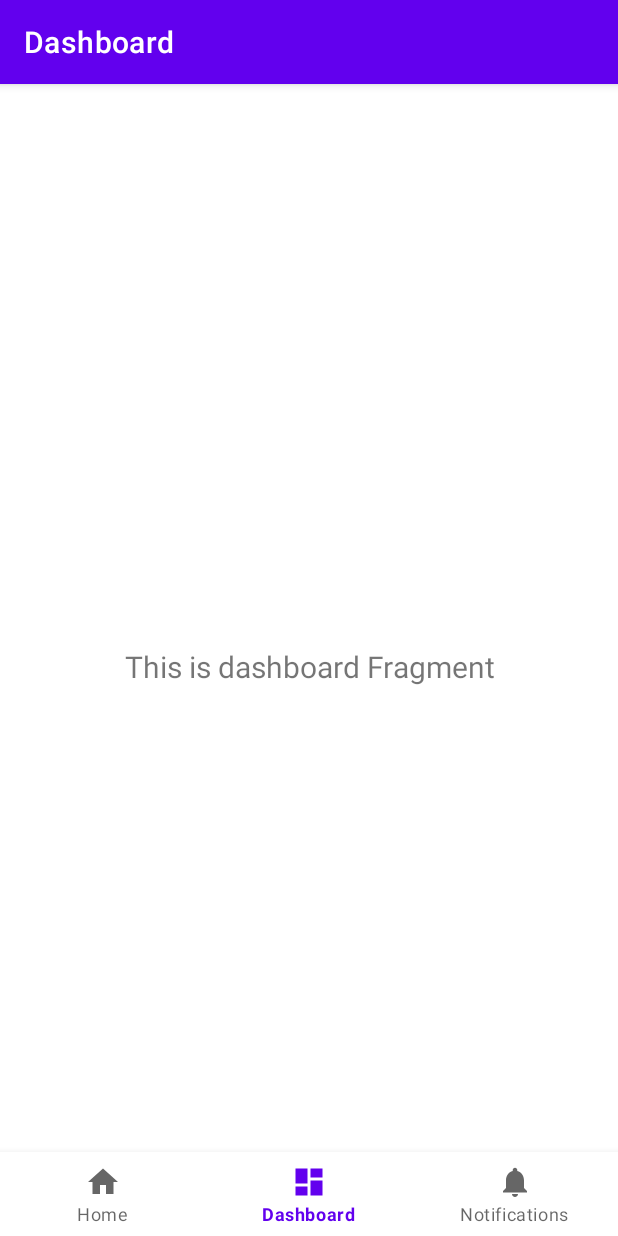
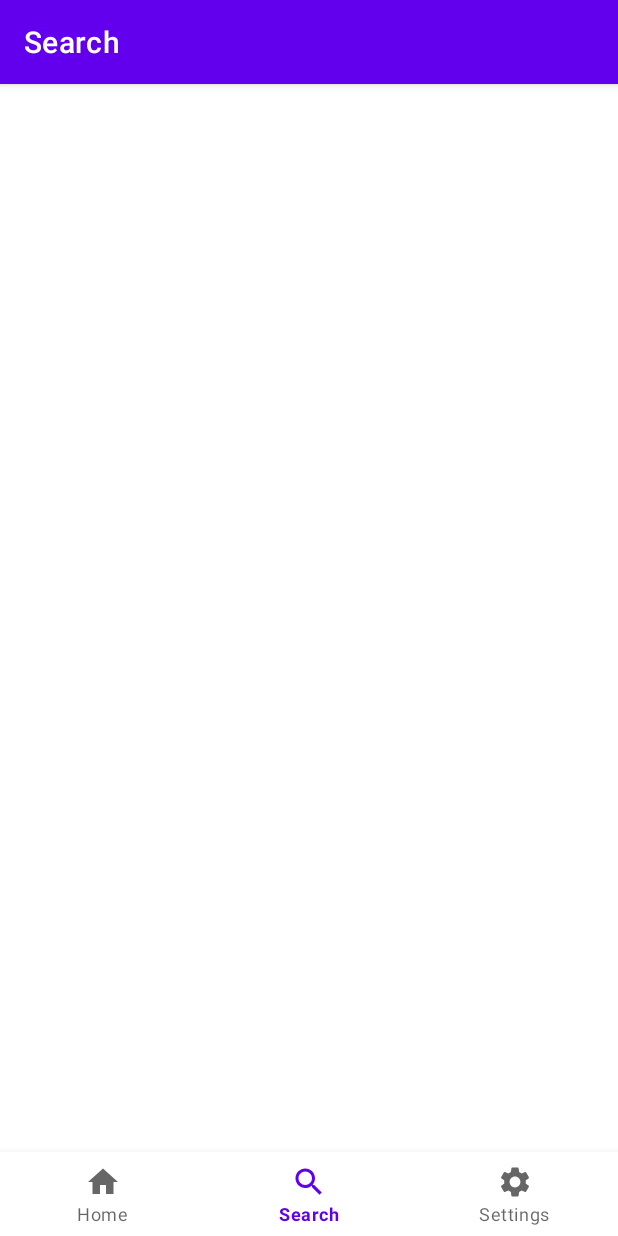
Before and after one commit to sherifsharweed/PopFlake, an Android app: the screen it shows after launch (MainActivity), item 2 of the bottom bar chosen, on a phone screen of 412 x 824 dp. Run offline under Robolectric (Android 15) with nearby library versions, the phone set to English and light mode, and no system bars; our stand-ins replace Dagger/Hilt's generated code, navigation-ui; pictures from the network do not load.

```diff
--- a/app/src/main/java/com/shekoo/popflake/di/NetworkModule.kt
+++ b/app/src/main/java/com/shekoo/popflake/di/NetworkModule.kt
@@ -16,14 +16,14 @@ object NetworkModule {
 
     @Provides
     @Singleton
-    fun getInstance(): Retrofit {
+    fun provideRetrofit(): Retrofit {
         return Retrofit.Builder().baseUrl(Constants.BASE_URL)
             .addConverterFactory(GsonConverterFactory.create())
             .build()
     }
 
     @Provides
-    fun getApiService(retrofit: Retrofit): ApiServices {
+    fun provideApiService(retrofit: Retrofit): ApiServices {
         return retrofit.create(ApiServices::class.java)
     }
 }
--- a/app/src/main/java/com/shekoo/popflake/model/data/RemoteDataSource.kt
+++ b/app/src/main/java/com/shekoo/popflake/model/data/RemoteDataSource.kt
@@ -4,8 +4,7 @@ import com.shekoo.popflake.model.api.ApiServices
 import com.shekoo.popflake.model.entities.TopMovies
 import javax.inject.Inject
 
-class RemoteDataSource @Inject constructor(
-    private val apiServices: ApiServices) {
+class RemoteDataSource @Inject constructor(private val apiServices: ApiServices) {
 
     suspend fun getTopMovies(): TopMovies? {
         val res = apiServices.getTopMovies()
--- a/app/src/main/java/com/shekoo/popflake/ui/dashboard/DashboardFragment.kt
+++ /dev/null
@@ -1,42 +0,0 @@
-package com.shekoo.popflake.ui.dashboard
-
-import android.os.Bundle
-import android.view.LayoutInflater
-import android.view.View
-import android.view.ViewGroup
-import android.widget.TextView
-import androidx.fragment.app.Fragment
-import androidx.lifecycle.ViewModelProvider
-import com.shekoo.popflake.databinding.FragmentDashboardBinding
-
-class DashboardFragment : Fragment() {
-
-    private var _binding: FragmentDashboardBinding? = null
-
-    // This property is only valid between onCreateView and
-    // onDestroyView.
-    private val binding get() = _binding!!
-
-    override fun onCreateView(
-        inflater: LayoutInflater,
-        container: ViewGroup?,
-        savedInstanceState: Bundle?
-    ): View {
-        val dashboardViewModel =
-            ViewModelProvider(this).get(DashboardViewModel::class.java)
-
-        _binding = FragmentDashboardBinding.inflate(inflater, container, false)
-        val root: View = binding.root
-
-        val textView: TextView = binding.textDashboard
-        dashboardViewModel.text.observe(viewLifecycleOwner) {
-            textView.text = it
-        }
-        return root
-    }
-
-    override fun onDestroyView() {
-        super.onDestroyView()
-        _binding = null
-    }
-}
--- a/app/src/main/java/com/shekoo/popflake/ui/home/HomeFragment.kt
+++ b/app/src/main/java/com/shekoo/popflake/ui/home/HomeFragment.kt
@@ -1,12 +1,9 @@
 package com.shekoo.popflake.ui.home
 
-import android.app.Application
 import android.os.Bundle
-import android.util.Log
 import android.view.LayoutInflater
 import android.view.View
 import android.view.ViewGroup
-import android.widget.LinearLayout
 import android.widget.TextView
 import android.widget.Toast
 import androidx.fragment.app.Fragment
@@ -17,10 +14,12 @@ import androidx.lifecycle.lifecycleScope
 import androidx.recyclerview.widget.GridLayoutManager
 import androidx.recyclerview.widget.LinearLayoutManager
 import androidx.recyclerview.widget.RecyclerView
+import com.google.android.material.snackbar.Snackbar
 import com.shekoo.popflake.MyApplication
 import com.shekoo.popflake.databinding.FragmentHomeBinding
 import com.shekoo.popflake.model.entities.TopMovies
 import dagger.hilt.android.AndroidEntryPoint
+import kotlinx.coroutines.flow.collect
 import kotlinx.coroutines.flow.collectLatest
 import kotlinx.coroutines.launch
 import javax.inject.Inject
@@ -30,7 +29,7 @@ class HomeFragment : Fragment() {
 
     private lateinit var binding: FragmentHomeBinding
     private lateinit var topMoviesAdapter: TopMoviesAdapter
-    val homeViewModel: HomeViewModel by viewModels()
+    private val homeViewModel: HomeViewModel by viewModels()
 
     override fun onCreateView(
         inflater: LayoutInflater,
@@ -39,18 +38,20 @@ class HomeFragment : Fragment() {
     ): View {
 
         binding = FragmentHomeBinding.inflate(inflater, container, false)
-        val root: View = binding.root
 
-        return root
+        return binding.root
     }
 
     override fun onViewCreated(view: View, savedInstanceState: Bundle?) {
         super.onViewCreated(view, savedInstanceState)
+
         createAdapter()
-
         lifecycleScope.launch {
             homeViewModel.topMoviesData.collect {
-                topMoviesAdapter.addList(it.items?: emptyList())
+                topMoviesAdapter.addList(it.items ?: emptyList())
+            }
+            homeViewModel.topMoviesError.collect{
+                Toast.makeText(requireContext(), it, Toast.LENGTH_SHORT).show()
             }
         }
 
--- a/app/src/main/java/com/shekoo/popflake/ui/home/HomeViewModel.kt
+++ b/app/src/main/java/com/shekoo/popflake/ui/home/HomeViewModel.kt
@@ -12,13 +12,12 @@ import java.lang.Exception
 import javax.inject.Inject
 
 @HiltViewModel
-class HomeViewModel @Inject constructor(private val repository: RemoteDataSource) : ViewModel() {
+class HomeViewModel @Inject constructor(private val remoteDataSource: RemoteDataSource) : ViewModel() {
 
     private val _topMoviesData = MutableStateFlow<TopMovies>(TopMovies(listOf(), ""))
     val topMoviesData: Flow<TopMovies> = _topMoviesData
     private val _topMoviesError = MutableStateFlow<String>("")
     val topMoviesError: Flow<String> = _topMoviesError
-
 
     init {
         getTopMovies()
@@ -27,14 +26,14 @@ class HomeViewModel @Inject constructor(private val repository: RemoteDataSource
     private fun getTopMovies() {
         viewModelScope.launch {
             try {
-                if (repository.getTopMovies() != null) {
-                    _topMoviesData.value = repository.getTopMovies()!!
+                if (remoteDataSource.getTopMovies() != null) {
+                    _topMoviesData.value = remoteDataSource.getTopMovies()!!
                     Log.i("TAG", "getTopMovies: ")
                 } else {
                     _topMoviesError.value ="No Connection"
                 }
             }catch (e: Exception){
-                _topMoviesError.value = e.message?:""
+                _topMoviesError.value = e.message?:"Error!"
             }
 
         }
--- /dev/null
+++ b/app/src/main/java/com/shekoo/popflake/ui/search/SearchFragment.kt
@@ -0,0 +1,27 @@
+package com.shekoo.popflake.ui.search
+
+import android.os.Bundle
+import android.view.LayoutInflater
+import android.view.View
+import android.view.ViewGroup
+import androidx.fragment.app.Fragment
+import androidx.fragment.app.viewModels
+import com.shekoo.popflake.databinding.FragmentSearchBinding
+
+class SearchFragment : Fragment() {
+
+    private lateinit var binding: FragmentSearchBinding
+    private val searchViewModel : SearchViewModel by viewModels()
+
+    override fun onCreateView(
+        inflater: LayoutInflater,
+        container: ViewGroup?,
+        savedInstanceState: Bundle?
+    ): View {
+
+        binding = FragmentSearchBinding.inflate(inflater, container, false)
+
+        return binding.root
+    }
+
+}
--- a/app/src/main/java/com/shekoo/popflake/ui/notifications/NotificationsViewModel.kt
+++ b/app/src/main/java/com/shekoo/popflake/ui/search/SearchViewModel.kt
@@ -1,13 +1,13 @@
-package com.shekoo.popflake.ui.notifications
+package com.shekoo.popflake.ui.search
 
 import androidx.lifecycle.LiveData
 import androidx.lifecycle.MutableLiveData
 import androidx.lifecycle.ViewModel
 
-class NotificationsViewModel : ViewModel() {
+class SearchViewModel : ViewModel() {
 
     private val _text = MutableLiveData<String>().apply {
-        value = "This is notifications Fragment"
+        value = "This is dashboard Fragment"
     }
     val text: LiveData<String> = _text
 }
--- a/app/src/main/java/com/shekoo/popflake/ui/dashboard/DashboardViewModel.kt
+++ b/app/src/main/java/com/shekoo/popflake/ui/settings/SettingViewModel.kt
@@ -1,13 +1,13 @@
-package com.shekoo.popflake.ui.dashboard
+package com.shekoo.popflake.ui.settings
 
 import androidx.lifecycle.LiveData
 import androidx.lifecycle.MutableLiveData
 import androidx.lifecycle.ViewModel
 
-class DashboardViewModel : ViewModel() {
+class SettingViewModel : ViewModel() {
 
     private val _text = MutableLiveData<String>().apply {
-        value = "This is dashboard Fragment"
+        value = "This is notifications Fragment"
     }
     val text: LiveData<String> = _text
 }
--- /dev/null
+++ b/app/src/main/res/drawable/ic_search.xml
@@ -0,0 +1,10 @@
+<vector xmlns:android="http://schemas.android.com/apk/res/android"
+    android:width="24dp"
+    android:height="24dp"
+    android:viewportWidth="24"
+    android:viewportHeight="24"
+    android:tint="?attr/colorControlNormal">
+  <path
+      android:fillColor="@android:color/white"
+      android:pathData="M15.5,14h-0.79l-0.28,-0.27C15.41,12.59 16,11.11 16,9.5 16,5.91 13.09,3 9.5,3S3,5.91 3,9.5 5.91,16 9.5,16c1.61,0 3.09,-0.59 4.23,-1.57l0.27,0.28v0.79l5,4.99L20.49,19l-4.99,-5zM9.5,14C7.01,14 5,11.99 5,9.5S7.01,5 9.5,5 14,7.01 14,9.5 11.99,14 9.5,14z"/>
+</vector>
--- /dev/null
+++ b/app/src/main/res/drawable/ic_settings.xml
@@ -0,0 +1,10 @@
+<vector xmlns:android="http://schemas.android.com/apk/res/android"
+    android:width="24dp"
+    android:height="24dp"
+    android:viewportWidth="24"
+    android:viewportHeight="24"
+    android:tint="?attr/colorControlNormal">
+  <path
+      android:fillColor="@android:color/white"
+      android:pathData="M19.14,12.94c0.04,-0.3 0.06,-0.61 0.06,-0.94c0,-0.32 -0.02,-0.64 -0.07,-0.94l2.03,-1.58c0.18,-0.14 0.23,-0.41 0.12,-0.61l-1.92,-3.32c-0.12,-0.22 -0.37,-0.29 -0.59,-0.22l-2.39,0.96c-0.5,-0.38 -1.03,-0.7 -1.62,-0.94L14.4,2.81c-0.04,-0.24 -0.24,-0.41 -0.48,-0.41h-3.84c-0.24,0 -0.43,0.17 -0.47,0.41L9.25,5.35C8.66,5.59 8.12,5.92 7.63,6.29L5.24,5.33c-0.22,-0.08 -0.47,0 -0.59,0.22L2.74,8.87C2.62,9.08 2.66,9.34 2.86,9.48l2.03,1.58C4.84,11.36 4.8,11.69 4.8,12s0.02,0.64 0.07,0.94l-2.03,1.58c-0.18,0.14 -0.23,0.41 -0.12,0.61l1.92,3.32c0.12,0.22 0.37,0.29 0.59,0.22l2.39,-0.96c0.5,0.38 1.03,0.7 1.62,0.94l0.36,2.54c0.05,0.24 0.24,0.41 0.48,0.41h3.84c0.24,0 0.44,-0.17 0.47,-0.41l0.36,-2.54c0.59,-0.24 1.13,-0.56 1.62,-0.94l2.39,0.96c0.22,0.08 0.47,0 0.59,-0.22l1.92,-3.32c0.12,-0.22 0.07,-0.47 -0.12,-0.61L19.14,12.94zM12,15.6c-1.98,0 -3.6,-1.62 -3.6,-3.6s1.62,-3.6 3.6,-3.6s3.6,1.62 3.6,3.6S13.98,15.6 12,15.6z"/>
+</vector>
--- a/app/src/main/res/layout/fragment_dashboard.xml
+++ b/app/src/main/res/layout/fragment_search.xml
@@ -4,7 +4,7 @@
     xmlns:tools="http://schemas.android.com/tools"
     android:layout_width="match_parent"
     android:layout_height="match_parent"
-    tools:context=".ui.dashboard.DashboardFragment">
+    tools:context=".ui.search.SearchFragment">
 
     <TextView
         android:id="@+id/text_dashboard"
--- a/app/src/main/res/layout/fragment_notifications.xml
+++ b/app/src/main/res/layout/fragment_setting.xml
@@ -4,7 +4,7 @@
     xmlns:tools="http://schemas.android.com/tools"
     android:layout_width="match_parent"
     android:layout_height="match_parent"
-    tools:context=".ui.notifications.NotificationsFragment">
+    tools:context=".ui.settings.SettingFragment">
 
     <TextView
         android:id="@+id/text_notifications"
--- a/app/src/main/res/menu/bottom_nav_menu.xml
+++ b/app/src/main/res/menu/bottom_nav_menu.xml
@@ -8,12 +8,12 @@
 
     <item
         android:id="@+id/navigation_dashboard"
-        android:icon="@drawable/ic_dashboard_black_24dp"
-        android:title="@string/title_dashboard" />
+        android:icon="@drawable/ic_search"
+        android:title="@string/title_search" />
 
     <item
         android:id="@+id/navigation_notifications"
-        android:icon="@drawable/ic_notifications_black_24dp"
-        android:title="@string/title_notifications" />
+        android:icon="@drawable/ic_settings"
+        android:title="@string/title_settings" />
 
 </menu>
--- a/app/src/main/res/navigation/mobile_navigation.xml
+++ b/app/src/main/res/navigation/mobile_navigation.xml
@@ -13,13 +13,13 @@
 
     <fragment
         android:id="@+id/navigation_dashboard"
-        android:name="com.shekoo.popflake.ui.dashboard.DashboardFragment"
-        android:label="@string/title_dashboard"
-        tools:layout="@layout/fragment_dashboard" />
+        android:name="com.shekoo.popflake.ui.search.SearchFragment"
+        android:label="@string/title_search"
+        tools:layout="@layout/fragment_search" />
 
     <fragment
         android:id="@+id/navigation_notifications"
-        android:name="com.shekoo.popflake.ui.notifications.NotificationsFragment"
-        android:label="@string/title_notifications"
-        tools:layout="@layout/fragment_notifications" />
+        android:name="com.shekoo.popflake.ui.settings.SettingFragment"
+        android:label="@string/title_settings"
+        tools:layout="@layout/fragment_setting" />
 </navigation>
--- a/app/src/main/res/values/strings.xml
+++ b/app/src/main/res/values/strings.xml
@@ -1,8 +1,8 @@
 <resources>
     <string name="app_name">PopFlake</string>
     <string name="title_home">Home</string>
-    <string name="title_dashboard">Dashboard</string>
-    <string name="title_notifications">Notifications</string>
+    <string name="title_search">Search</string>
+    <string name="title_settings">Settings</string>
     <string name="topmovies">Top Movies</string>
     <string name="intheaters">In Theaters</string>
     <string name="comingsoon">Coming Soon</string>
```
Also changed, not shown: app/src/main/java/com/shekoo/popflake/ui/home/TopMoviesAdapter.kt (+16 -18 lines), app/src/main/java/com/shekoo/popflake/ui/notifications/NotificationsFragment.kt (deleted, +0 -42 lines), app/src/main/java/com/shekoo/popflake/ui/settings/SettingFragment.kt (added, +29 -0 lines), app/src/main/res/layout/item_top_movies.xml (renamed from app/src/main/res/layout/top_movies_item.xml).
